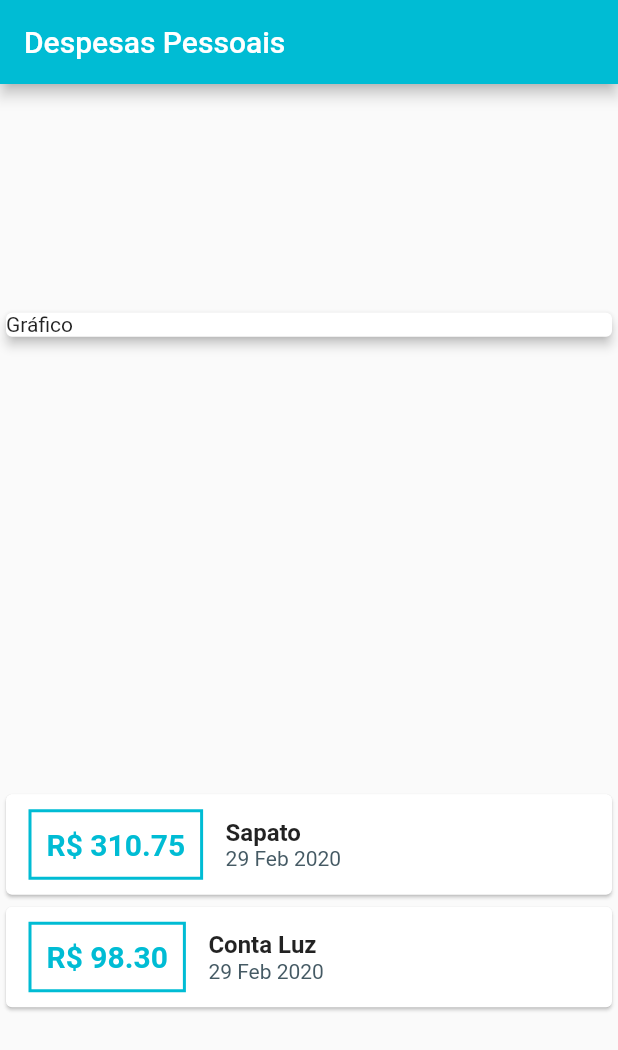
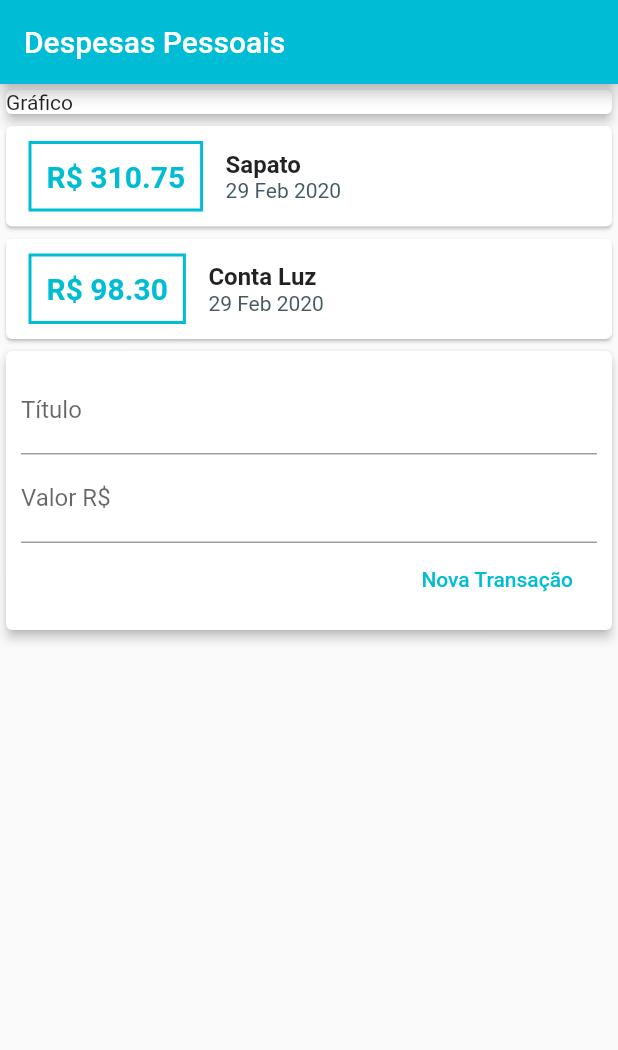
Before and after one commit to britojcs/flutter_curso_cod3r, a Flutter app: the screen it shows after launch, on a phone screen of 412 x 824 dp. Shown: the top 1050 px of the screen. Run offline on Flutter 3.47's test engine with Material 2 defaults, Android fonts, the phone set to English and light mode, and no system bars.

Commit message:
projeto despesas pessoais - dividindo em widgets

```diff
--- /dev/null
+++ b/projetos/p2_expenses/lib/components/transaction_form.dart
@@ -0,0 +1,41 @@
+import 'package:flutter/material.dart';
+
+class TransactionForm extends StatelessWidget {
+  final titleController = TextEditingController();
+  final valueController = TextEditingController();
+
+  @override
+  Widget build(BuildContext context) {
+    return Card(
+      elevation: 3,
+      child: Padding(
+        padding: const EdgeInsets.all(10),
+        child: Column(
+          children: <Widget>[
+            TextField(
+              controller: titleController,
+              decoration: InputDecoration(labelText: 'Título'),
+            ),
+            TextField(
+              controller: valueController,
+              decoration: InputDecoration(labelText: 'Valor R\$'),
+            ),
+            Row(
+              mainAxisAlignment: MainAxisAlignment.end,
+              children: <Widget>[
+                FlatButton(
+                  child: Text('Nova Transação'),
+                  textColor: Colors.cyan,
+                  onPressed: () {
+                    print(titleController.text);
+                    print(valueController.text);
+                  },
+                ),
+              ],
+            ),
+          ],
+        ),
+      ),
+    );
+  }
+}
--- /dev/null
+++ b/projetos/p2_expenses/lib/components/transaction_list.dart
@@ -0,0 +1,59 @@
+import 'package:flutter/material.dart';
+import 'package:intl/intl.dart';
+import 'package:p2_expenses/models/transaction.dart';
+
+class TransactionList extends StatelessWidget {
+  final List<Transaction> transactions;
+
+  TransactionList(this.transactions);
+
+  @override
+  Widget build(BuildContext context) {
+    return Column(
+      children: transactions.map((t) {
+        return Card(
+          child: Row(
+            children: <Widget>[
+              Container(
+                margin: EdgeInsets.symmetric(
+                  horizontal: 15,
+                  vertical: 10,
+                ),
+                decoration: BoxDecoration(
+                  border: Border.all(color: Colors.cyan, width: 2),
+                ),
+                padding: EdgeInsets.all(10),
+                child: Text(
+                  'R\$ ${t.value.toStringAsFixed(2)}',
+                  style: TextStyle(
+                    fontWeight: FontWeight.bold,
+                    fontSize: 20,
+                    color: Colors.cyan,
+                  ),
+                ),
+              ),
+              Column(
+                crossAxisAlignment: CrossAxisAlignment.start,
+                children: <Widget>[
+                  Text(
+                    t.title,
+                    style: TextStyle(
+                      fontSize: 16,
+                      fontWeight: FontWeight.bold,
+                    ),
+                  ),
+                  Text(
+                    DateFormat('d MMM y').format(t.date),
+                    style: TextStyle(
+                      color: Colors.blueGrey[700],
+                    ),
+                  ),
+                ],
+              ),
+            ],
+          ),
+        );
+      }).toList(),
+    );
+  }
+}
--- /dev/null
+++ b/projetos/p2_expenses/lib/components/transaction_user.dart
@@ -0,0 +1,36 @@
+import 'package:flutter/material.dart';
+import 'package:p2_expenses/components/transaction_form.dart';
+import 'package:p2_expenses/components/transaction_list.dart';
+import 'package:p2_expenses/models/transaction.dart';
+
+class TransactionUser extends StatefulWidget {
+  @override
+  _TransactionUserState createState() => _TransactionUserState();
+}
+
+class _TransactionUserState extends State<TransactionUser> {
+  final _transactions = [
+    Transaction(
+      id: 't1',
+      title: 'Sapato',
+      value: 310.75,
+      date: DateTime.now(),
+    ),
+    Transaction(
+      id: 't2',
+      title: 'Conta Luz',
+      value: 98.30,
+      date: DateTime.now(),
+    ),
+  ];
+
+  @override
+  Widget build(BuildContext context) {
+    return Column(
+      children: <Widget>[
+        TransactionList(_transactions),
+        TransactionForm(),
+      ],
+    );
+  }
+}
--- a/projetos/p2_expenses/lib/main.dart
+++ b/projetos/p2_expenses/lib/main.dart
@@ -1,5 +1,7 @@
 import 'package:flutter/material.dart';
-import 'package:intl/intl.dart';
+import 'package:p2_expenses/components/transaction_form.dart';
+import 'package:p2_expenses/components/transaction_list.dart';
+import 'package:p2_expenses/components/transaction_user.dart';
 import 'package:p2_expenses/models/transaction.dart';
 
 main() => runApp(ExpensesApp());
@@ -14,21 +16,6 @@ class ExpensesApp extends StatelessWidget {
 }
 
 class MyHomePage extends StatelessWidget {
-  final _transactions = [
-    Transaction(
-      id: 't1',
-      title: 'Sapato',
-      value: 310.75,
-      date: DateTime.now(),
-    ),
-    Transaction(
-      id: 't2',
-      title: 'Conta Luz',
-      value: 98.30,
-      date: DateTime.now(),
-    ),
-  ];
-
   @override
   Widget build(BuildContext context) {
     return Scaffold(
@@ -37,7 +24,6 @@ class MyHomePage extends StatelessWidget {
         backgroundColor: Colors.cyan,
       ),
       body: Column(
-        mainAxisAlignment: MainAxisAlignment.spaceAround,
         crossAxisAlignment: CrossAxisAlignment.stretch,
         children: <Widget>[
           Container(
@@ -46,52 +32,7 @@ class MyHomePage extends StatelessWidget {
               elevation: 3,
             ),
           ),
-          Column(
-            children: _transactions.map((t) {
-              return Card(
-                child: Row(
-                  children: <Widget>[
-                    Container(
-                      margin: EdgeInsets.symmetric(
-                        horizontal: 15,
-                        vertical: 10,
-                      ),
-                      decoration: BoxDecoration(
-                        border: Border.all(color: Colors.cyan, width: 2),
-                      ),
-                      padding: EdgeInsets.all(10),
-                      child: Text(
-                        'R\$ ${t.value.toStringAsFixed(2)}',
-                        style: TextStyle(
-                          fontWeight: FontWeight.bold,
-                          fontSize: 20,
-                          color: Colors.cyan,
-                        ),
-                      ),
-                    ),
-                    Column(
-                      crossAxisAlignment: CrossAxisAlignment.start,
-                      children: <Widget>[
-                        Text(
-                          t.title,
-                          style: TextStyle(
-                            fontSize: 16,
-                            fontWeight: FontWeight.bold,
-                          ),
-                        ),
-                        Text(
-                          DateFormat('d MMM y').format(t.date),
-                          style: TextStyle(
-                            color: Colors.blueGrey[700],
-                          ),
-                        ),
-                      ],
-                    ),
-                  ],
-                ),
-              );
-            }).toList(),
-          ),
+          TransactionUser(),
         ],
       ),
     );
```
